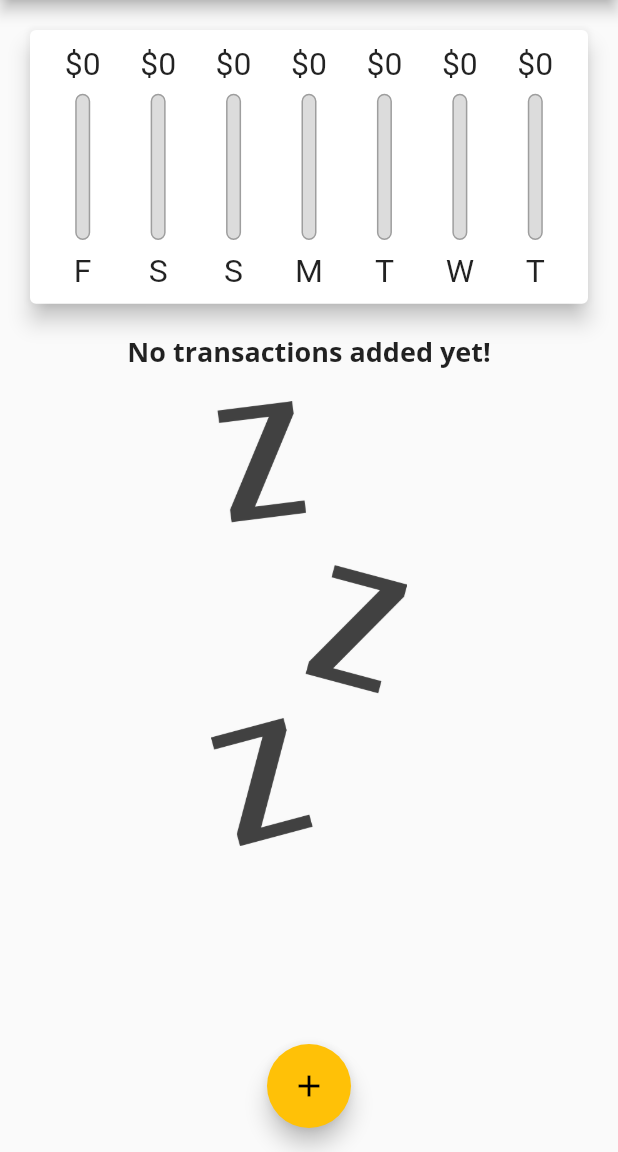
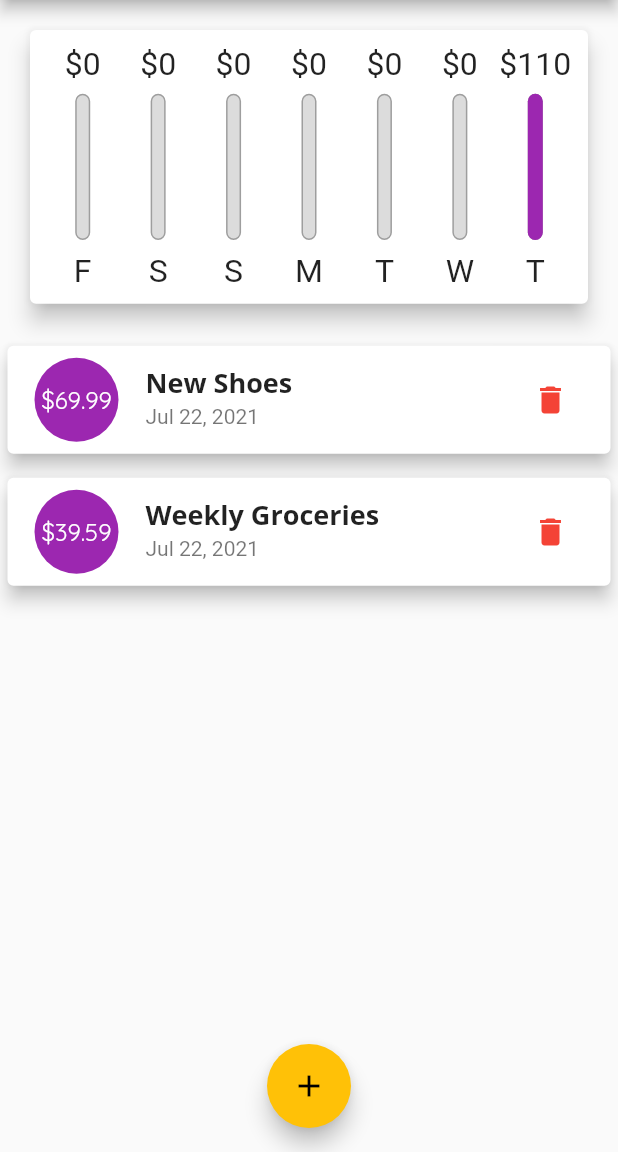
Before and after one commit to amirhossein-jahangiri/Personal_Expenses, a Flutter app: the screen it shows after launch, on a phone screen of 412 x 824 dp, the part 84-1236 px from its top. Run offline on Flutter 3.47's test engine with Material 2 defaults, Android fonts, the phone set to English and light mode, and no system bars.

Commit message:
update personal expenses app and finished

```diff
--- a/lib/home_screen.dart
+++ b/lib/home_screen.dart
@@ -11,18 +11,18 @@ class HomeScreen extends StatefulWidget {
 
 class _HomeScreenState extends State<HomeScreen> {
   final List<Transaction> _transactions = <Transaction>[
-    // Transaction(
-    //   id: '1',
-    //   title: 'New Shoes',
-    //   amount: 69.99,
-    //   date: DateTime.now(),
-    // ),
-    //Transaction(
-    //   id: '2',
-    //   title: 'Weekly Groceries',
-    //   amount: 39.59,
-    //   date: DateTime.now(),
-    // ),
+    Transaction(
+      id: '1',
+      title: 'New Shoes',
+      amount: 69.99,
+      date: DateTime.now(),
+    ),
+    Transaction(
+      id: '2',
+      title: 'Weekly Groceries',
+      amount: 39.59,
+      date: DateTime.now(),
+    ),
   ];
 
   bool _isActiveChart = false;
@@ -70,10 +70,50 @@ class _HomeScreenState extends State<HomeScreen> {
     }).toList();
   }
 
+  List<Widget> _buildPortraitMode(MediaQueryData mediaQuery) {
+    return [
+      Container(
+        height: mediaQuery.size.height * 0.27,
+        child: Chart(_recentTransactions),
+      ),
+      Container(
+        height: mediaQuery.size.height * 0.6,
+        child: TransactionList(_transactions, _deleteTransaction),
+      ),
+    ];
+  }
+
+  List<Widget> _buildLandscapeMode(MediaQueryData mediaQuery) {
+    return [
+      Row(
+        mainAxisAlignment: MainAxisAlignment.center,
+        children: <Widget>[
+          Text('Show Chart'),
+          Switch(
+            value: _isActiveChart,
+            onChanged: (value) {
+              setState(() {
+                _isActiveChart = value;
+              });
+            },
+          ),
+        ],
+      ),
+      _isActiveChart
+          ? Container(
+              height: mediaQuery.size.height * 0.5,
+              child: Chart(_recentTransactions),
+            )
+          : Container(
+              height: mediaQuery.size.height * 0.6,
+              child: TransactionList(_transactions, _deleteTransaction),
+            ),
+    ];
+  }
+
   @override
   Widget build(BuildContext context) {
     var mediaQuery = MediaQuery.of(context);
-    Size size = mediaQuery.size;
     final bool _isLandscape = mediaQuery.orientation == Orientation.landscape;
     return Scaffold(
       appBar: AppBar(
@@ -90,41 +130,8 @@ class _HomeScreenState extends State<HomeScreen> {
           mainAxisAlignment: MainAxisAlignment.start,
           crossAxisAlignment: CrossAxisAlignment.stretch,
           children: <Widget>[
-            if (_isLandscape)
-              Row(
-                mainAxisAlignment: MainAxisAlignment.center,
-                children: <Widget>[
-                  Text('Show Chart'),
-                  Switch(
-                    value: _isActiveChart,
-                    onChanged: (value) {
-                      setState(() {
-                        _isActiveChart = value;
-                      });
-                    },
-                  ),
-                ],
-              ),
-            if (!_isLandscape)
-              Container(
-                height: size.height * 0.27,
-                child: Chart(_recentTransactions),
-              ),
-            if (!_isLandscape)
-              Container(
-                height: size.height * 0.6,
-                child: TransactionList(_transactions, _deleteTransaction),
-              ),
-            if (_isLandscape)
-              _isActiveChart
-                  ? Container(
-                      height: size.height * 0.5,
-                      child: Chart(_recentTransactions),
-                    )
-                  : Container(
-                      height: size.height * 0.6,
-                      child: TransactionList(_transactions, _deleteTransaction),
-                    ),
+            if (_isLandscape) ..._buildLandscapeMode(mediaQuery),
+            if (!_isLandscape) ..._buildPortraitMode(mediaQuery),
           ],
         ),
       ),
--- /dev/null
+++ b/lib/widgets/transaction_item.dart
@@ -0,0 +1,65 @@
+import 'package:flutter/material.dart';
+import 'package:intl/intl.dart';
+import '../model/transaction.dart';
+
+class TransactionItem extends StatelessWidget {
+  final Transaction transaction;
+  final Function deleteTx;
+
+  const TransactionItem(this.transaction , this.deleteTx);
+
+  @override
+  Widget build(BuildContext context) {
+    var mediaQuery = MediaQuery.of(context);
+    return Card(
+      margin: EdgeInsets.symmetric(
+        vertical: 8,
+        horizontal: 5,
+      ),
+      elevation: 5.0,
+      child: ListTile(
+        leading: CircleAvatar(
+          backgroundColor: Theme.of(context).primaryColor,
+          radius: 30.0,
+          child: Padding(
+            padding: const EdgeInsets.all(6.0),
+            child: FittedBox(
+              child: Text(
+                '\$${transaction.amount}',
+                style: TextStyle(color: Colors.white),
+              ),
+            ),
+          ),
+        ),
+        title: Text(
+          transaction.title!,
+          style: Theme.of(context).textTheme.headline6,
+        ),
+        subtitle: Text(
+          DateFormat.yMMMd().format(transaction.date!),
+        ),
+        trailing:mediaQuery.size.width > 550
+            ? TextButton.icon(
+          onPressed: () =>
+              deleteTx(transaction.id),
+          icon: Icon(
+            Icons.delete,
+            color: Theme.of(context).errorColor,
+          ),
+          label: Text(
+            'Delete',
+            style:
+            TextStyle(color: Theme.of(context).errorColor),
+          ),
+        )
+            : IconButton(
+          onPressed: () => deleteTx(transaction.id),
+          icon: Icon(
+            Icons.delete,
+            color: Theme.of(context).errorColor,
+          ),
+        ),
+      ),
+    );
+  }
+}
--- a/lib/widgets/transactions_list.dart
+++ b/lib/widgets/transactions_list.dart
@@ -1,6 +1,7 @@
 import 'package:flutter/material.dart';
 import 'package:intl/intl.dart';
 import 'package:personal_expenses/model/transaction.dart';
+import 'package:personal_expenses/widgets/transaction_item.dart';
 
 class TransactionList extends StatelessWidget {
   final List<Transaction> transactions;
@@ -33,59 +34,8 @@ class TransactionList extends StatelessWidget {
           )
         : ListView.builder(
             itemCount: transactions.length,
-            itemBuilder: (context, index) {
-              return Card(
-                margin: EdgeInsets.symmetric(
-                  vertical: 8,
-                  horizontal: 5,
-                ),
-                elevation: 5.0,
-                child: ListTile(
-                  leading: CircleAvatar(
-                    backgroundColor: Theme.of(context).primaryColor,
-                    radius: 30.0,
-                    child: Padding(
-                      padding: const EdgeInsets.all(6.0),
-                      child: FittedBox(
-                        child: Text(
-                          '\$${transactions[index].amount}',
-                          style: TextStyle(color: Colors.white),
-                        ),
-                      ),
-                    ),
-                  ),
-                  title: Text(
-                    transactions[index].title!,
-                    style: Theme.of(context).textTheme.headline6,
-                  ),
-                  subtitle: Text(
-                    DateFormat.yMMMd().format(transactions[index].date!),
-                  ),
-                  trailing:mediaQuery.size.width > 450
-                      ? TextButton.icon(
-                          onPressed: () =>
-                              deleteTransaction(transactions[index].id),
-                          icon: Icon(
-                            Icons.delete,
-                            color: Theme.of(context).errorColor,
-                          ),
-                          label: Text(
-                            'Delete',
-                            style:
-                                TextStyle(color: Theme.of(context).errorColor),
-                          ),
-                        )
-                      : IconButton(
-                          onPressed: () =>
-                              deleteTransaction(transactions[index].id),
-                          icon: Icon(
-                            Icons.delete,
-                            color: Theme.of(context).errorColor,
-                          ),
-                        ),
-                ),
-              );
-            },
+            itemBuilder: (context, index) =>
+                TransactionItem(transactions[index], deleteTransaction),
           );
   }
 }
```
Also changed, not shown: 1 other file.
